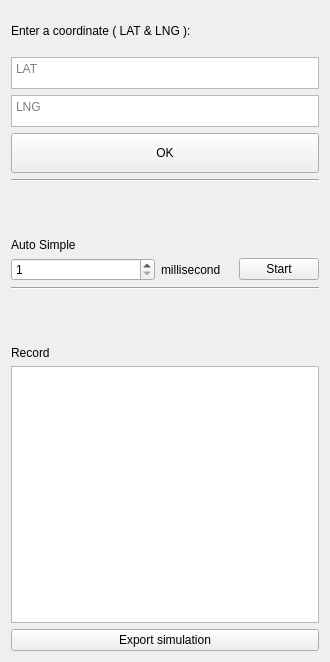
Qt form src/frontend/UI/simulation1Widget.ui (Dave0126/N7_Long_Project) before a commit.
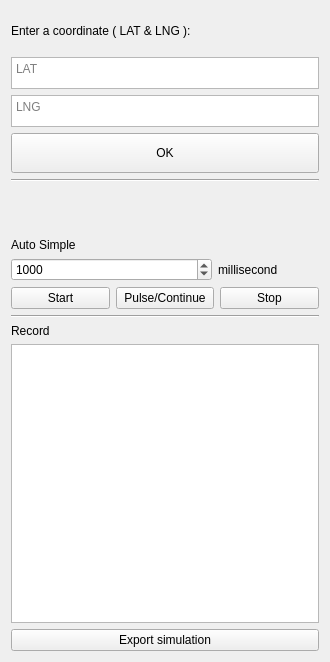
The same form after that commit.

Commit message: UPDATE simulation widget: add customized icon of drone; add serval btns and bind them to function

The edit to the form file:
```diff
--- a/src/frontend/UI/simulation1Widget.ui
+++ b/src/frontend/UI/simulation1Widget.ui
@@ -105,10 +105,7 @@
     </layout>
    </item>
    <item>
-    <layout class="QVBoxLayout" name="verticalLayout_2" stretch="0,0,0">
-     <property name="bottomMargin">
-      <number>50</number>
-     </property>
+    <layout class="QVBoxLayout" name="verticalLayout_2">
      <item>
       <widget class="QLabel" name="label_3">
        <property name="text">
@@ -117,7 +114,7 @@
       </widget>
      </item>
      <item>
-      <layout class="QHBoxLayout" name="horizontalLayout" stretch="2,1,1">
+      <layout class="QHBoxLayout" name="horizontalLayout" stretch="2,1">
        <item>
         <widget class="QSpinBox" name="spinBox">
          <property name="minimum">
@@ -126,6 +123,9 @@
          <property name="maximum">
           <number>10000</number>
          </property>
+         <property name="value">
+          <number>1000</number>
+         </property>
         </widget>
        </item>
        <item>
@@ -135,13 +135,34 @@
          </property>
         </widget>
        </item>
+      </layout>
+     </item>
+     <item>
+      <layout class="QHBoxLayout" name="horizontalLayout_2">
        <item>
         <widget class="QPushButton" name="autoSimStartButton">
+         <property name="autoFillBackground">
+          <bool>false</bool>
+         </property>
          <property name="text">
           <string>Start</string>
          </property>
         </widget>
        </item>
+       <item>
+        <widget class="QPushButton" name="autoSimPulseOrContinueButton">
+         <property name="text">
+          <string>Pulse/Continue</string>
+         </property>
+        </widget>
+       </item>
+       <item>
+        <widget class="QPushButton" name="autoSimStopButton">
+         <property name="text">
+          <string>Stop</string>
+         </property>
+        </widget>
+       </item>
       </layout>
      </item>
      <item>
```
Left out of the diff: 4 changed lines with no effect on the pictures. The commit also changes 6 other files.
